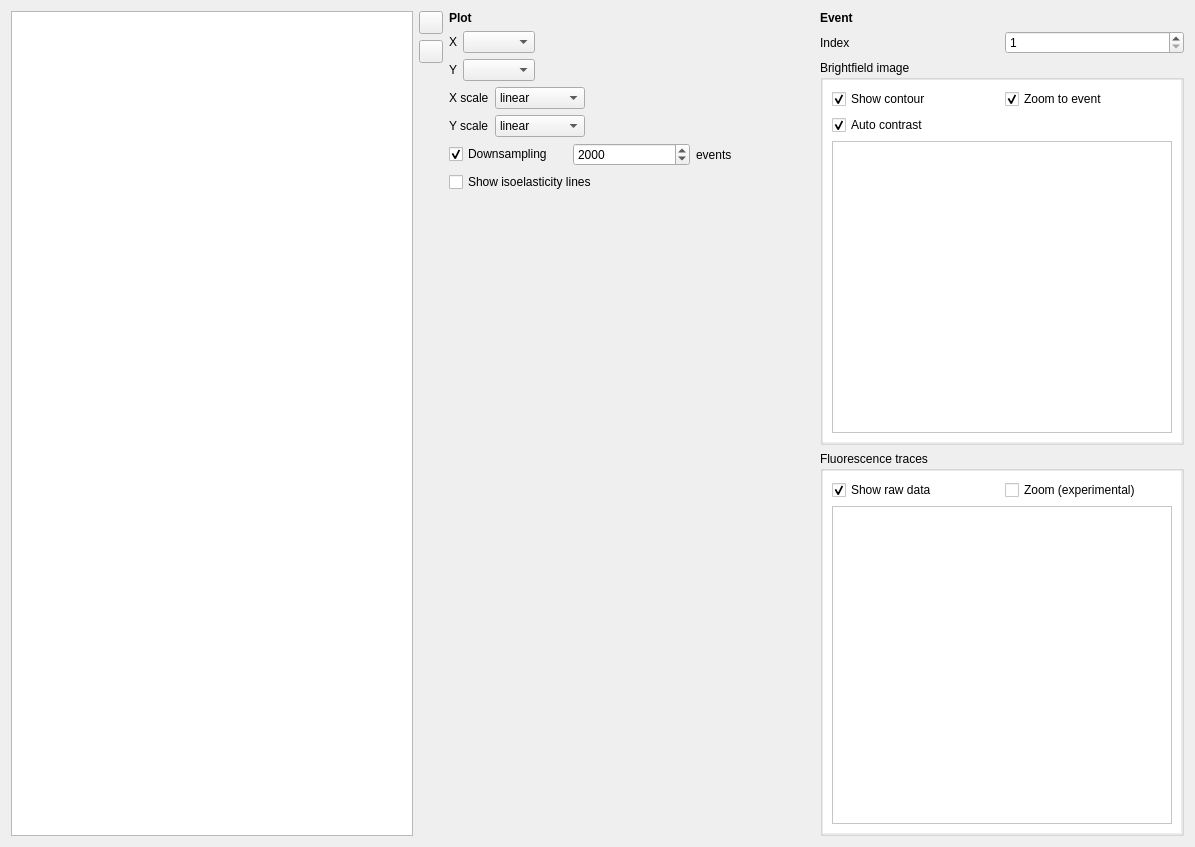
First picture: the form in shapeout2/gui/quick_view.ui, repository ZELLMECHANIK-DRESDEN/ShapeOut2, before the edit.
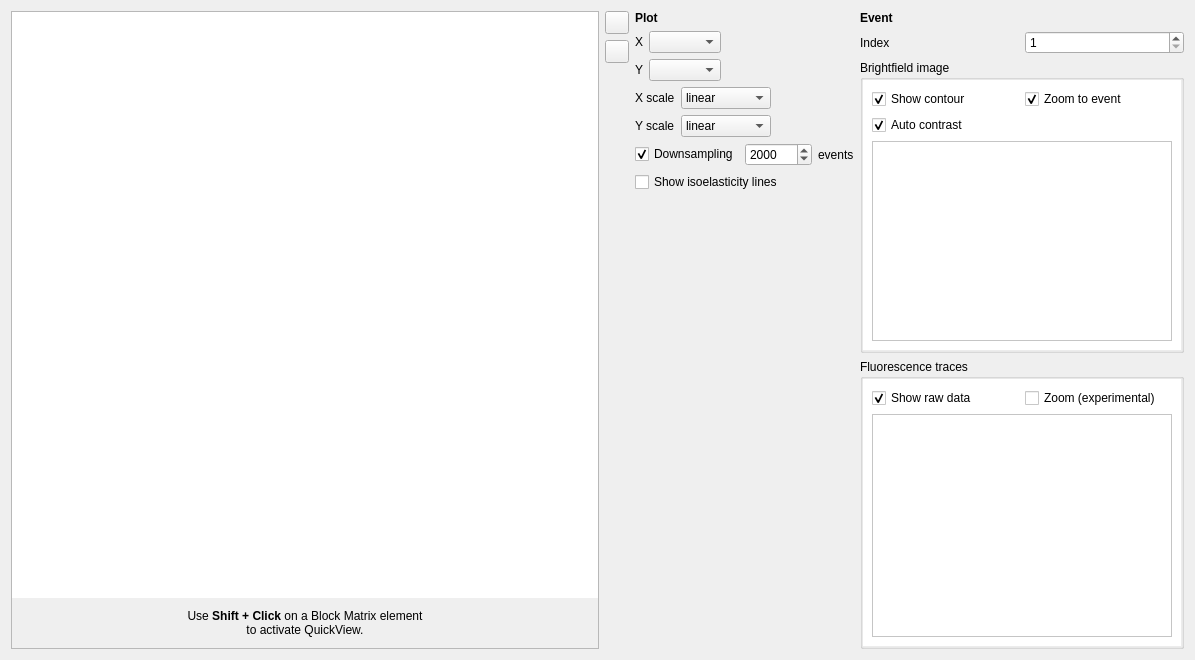
Second picture: the form after the edit. Icons and pictures are not drawn. Custom widgets are drawn as their Qt base class.

Commit message: show message in QuickView that explains how to get there

```diff
--- a/shapeout2/gui/quick_view.ui
+++ b/shapeout2/gui/quick_view.ui
@@ -7,7 +7,7 @@
     <x>0</x>
     <y>0</y>
     <width>1195</width>
-    <height>847</height>
+    <height>660</height>
    </rect>
   </property>
   <property name="windowTitle">
@@ -28,7 +28,7 @@
      <property name="midLineWidth">
       <number>1</number>
      </property>
-     <layout class="QHBoxLayout" name="horizontalLayout_4">
+     <layout class="QVBoxLayout" name="verticalLayout_9">
       <property name="spacing">
        <number>0</number>
       </property>
@@ -46,6 +46,12 @@
       </property>
       <item>
        <widget class="RTDCScatterWidget" name="widget_scatter" native="true">
+        <property name="sizePolicy">
+         <sizepolicy hsizetype="Expanding" vsizetype="Preferred">
+          <horstretch>0</horstretch>
+          <verstretch>0</verstretch>
+         </sizepolicy>
+        </property>
         <property name="minimumSize">
          <size>
           <width>400</width>
@@ -57,10 +63,30 @@
         </property>
        </widget>
       </item>
+      <item>
+       <widget class="QLabel" name="label_howto">
+        <property name="minimumSize">
+         <size>
+          <width>450</width>
+          <height>0</height>
+         </size>
+        </property>
+        <property name="maximumSize">
+         <size>
+          <width>16777215</width>
+          <height>50</height>
+         </size>
+        </property>
+        <property name="text">
+         <string>&lt;html&gt;&lt;head/&gt;&lt;body&gt;&lt;p align=&quot;center&quot;&gt;Use &lt;span style=&quot; font-weight:600;&quot;&gt;Shift + Click&lt;/span&gt; on a Block Matrix element&lt;br/&gt;to activate QuickView.&lt;/p&gt;&lt;/body&gt;&lt;/html&gt;</string>
+        </property>
+       </widget>
+      </item>
      </layout>
     </widget>
    </item>
    <item>
+    <widget class="QWidget" name="widget_tool" native="true">
     <layout class="QVBoxLayout" name="verticalLayout_3">
      <property name="leftMargin">
       <number>0</number>
@@ -68,6 +94,12 @@
      <property name="topMargin">
       <number>0</number>
      </property>
+      <property name="rightMargin">
+       <number>0</number>
+      </property>
+      <property name="bottomMargin">
+       <number>0</number>
+      </property>
      <item>
       <widget class="QToolButton" name="toolButton_settings">
        <property name="toolTip">
@@ -125,15 +157,22 @@
        <property name="sizeHint" stdset="0">
         <size>
          <width>20</width>
-         <height>40</height>
+          <height>581</height>
         </size>
        </property>
       </spacer>
      </item>
     </layout>
+    </widget>
    </item>
    <item>
     <widget class="QWidget" name="widget_settings" native="true">
+     <property name="sizePolicy">
+      <sizepolicy hsizetype="Fixed" vsizetype="Preferred">
+       <horstretch>0</horstretch>
+       <verstretch>0</verstretch>
+      </sizepolicy>
+     </property>
      <layout class="QVBoxLayout" name="verticalLayout_4">
       <property name="leftMargin">
        <number>0</number>
@@ -319,6 +358,12 @@
    </item>
    <item>
     <widget class="QWidget" name="widget_event" native="true">
+     <property name="sizePolicy">
+      <sizepolicy hsizetype="Fixed" vsizetype="Preferred">
+       <horstretch>0</horstretch>
+       <verstretch>0</verstretch>
+      </sizepolicy>
+     </property>
      <layout class="QVBoxLayout" name="verticalLayout_5">
       <property name="leftMargin">
        <number>0</number>
```
Lines whose indentation alone changed are shown as unchanged. The commit also changes 1 other file.
